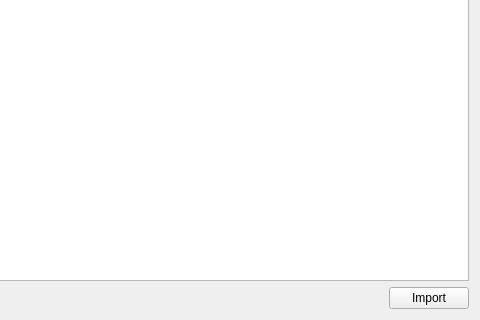
First picture: the form in Tools/EditorFramework/Assets/AssetImportDlg.ui, repository ezEngine/ezEngine, before the edit; both pictures show x 538 to 1018 and y 329 to 649 of the 1018 by 649 pixel window.
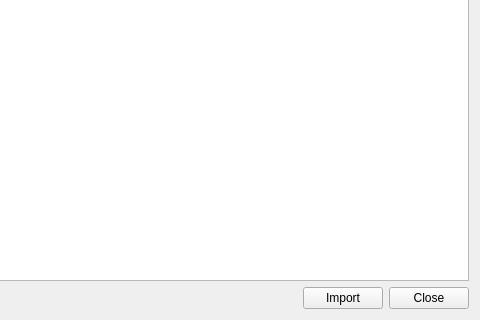
Second picture: the form after the edit. Icons and pictures are not drawn.

Commit message: Improvements to the automatic asset import: * Better infrastructure to make it easier to write document generators * Import dialog now shows errors and import status information for each asset * Added importer for collision meshes

```diff
--- a/Tools/EditorFramework/Assets/AssetImportDlg.ui
+++ b/Tools/EditorFramework/Assets/AssetImportDlg.ui
@@ -62,6 +62,16 @@
        </property>
       </widget>
      </item>
+     <item>
+      <widget class="QPushButton" name="ButtonClose">
+       <property name="text">
+        <string>Close</string>
+       </property>
+       <property name="autoDefault">
+        <bool>false</bool>
+       </property>
+      </widget>
+     </item>
     </layout>
    </item>
   </layout>
```
The commit also changes 12 other files.
